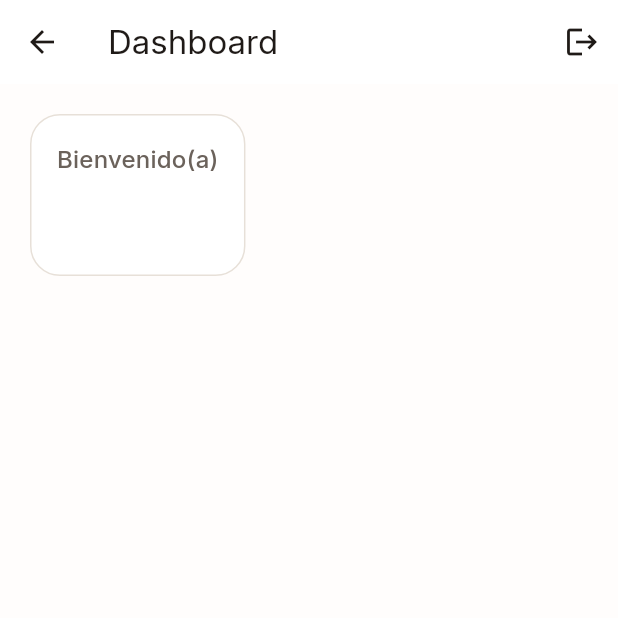
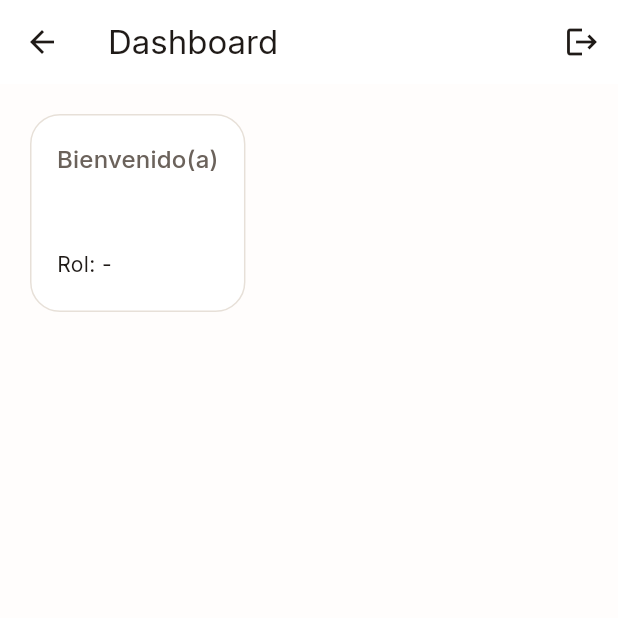
Before and after one commit to DevCraftersEnterprise/focacha-reservations-app, a Flutter app: the DashboardPage screen opened directly, on a phone screen of 412 x 824 dp, the top half of it. Run offline on Flutter 3.47's test engine with Material 3 defaults, Android fonts, the phone set to English and light mode, and no system bars; our stand-ins replace dio, flutter_riverpod, flutter_secure_storage, go_router, google_fonts; accounts and stored records are empty.

Commit message:
Add user role display in DashboardPage and improve error handling in AuthNotifier

```diff
--- a/lib/app/app.dart
+++ b/lib/app/app.dart
@@ -16,6 +16,7 @@ class ReservationApp extends ConsumerWidget {
     final authState = ref.watch(authProvider);
 
     return MaterialApp(
+      key: ValueKey(authState.value?.user.id ?? 'no-session'),
       title: AppStrings.appName,
       debugShowCheckedModeBanner: false,
       theme: AppTheme.light,
--- a/lib/features/dashboard/presentation/pages/dashboard_page.dart
+++ b/lib/features/dashboard/presentation/pages/dashboard_page.dart
@@ -54,6 +54,11 @@ class DashboardPage extends ConsumerWidget {
                             ?.copyWith(fontWeight: FontWeight.w700),
                       ),
                       const SizedBox(height: 10),
+                      Text(
+                        'Rol: ${session?.user.role ?? '-'}',
+                        style: Theme.of(context).textTheme.bodyMedium,
+                      ),
+                      const SizedBox(height: 4),
                     ],
                   ),
                 ),
```
Also changed, not shown: lib/features/auth/presentation/providers/auth_provider.dart (+12 -7 lines).
